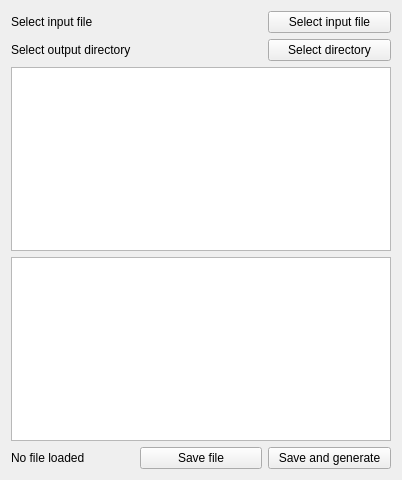
This is src/ui/XMLCommProtocolWidget.ui in mavlink/qgroundcontrol as Qt 5 draws it before an edit. The edited form follows.
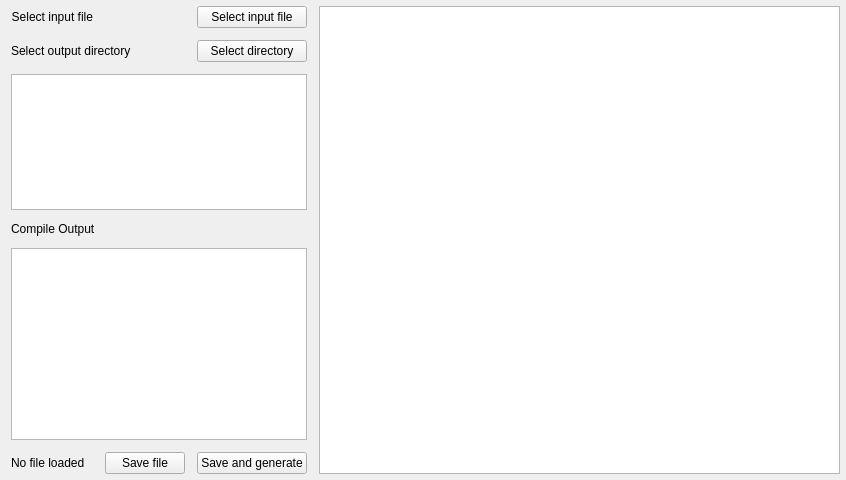
This is the edited form. Icons and pictures are not drawn.

Commit message: Added support for MAVLink XML inclusion, added support for multiple Autopilots, improved protocol generation

Patch:
```diff
--- a/src/ui/XMLCommProtocolWidget.ui
+++ b/src/ui/XMLCommProtocolWidget.ui
@@ -6,22 +6,43 @@
    <rect>
     <x>0</x>
     <y>0</y>
-    <width>402</width>
+    <width>846</width>
     <height>480</height>
    </rect>
   </property>
   <property name="windowTitle">
    <string>Form</string>
   </property>
-  <layout class="QGridLayout" name="gridLayout">
-   <item row="0" column="0" colspan="2">
+  <layout class="QGridLayout" name="gridLayout" rowstretch="0,0,10,0,0,0" columnstretch="1,1,1,10">
+   <property name="topMargin">
+    <number>6</number>
+   </property>
+   <property name="rightMargin">
+    <number>6</number>
+   </property>
+   <property name="bottomMargin">
+    <number>6</number>
+   </property>
+   <property name="spacing">
+    <number>12</number>
+   </property>
+   <item row="0" column="0">
     <widget class="QLabel" name="fileNameLabel">
+     <property name="maximumSize">
+      <size>
+       <width>300</width>
+       <height>16777215</height>
+      </size>
+     </property>
      <property name="text">
       <string>Select input file</string>
      </property>
      <property name="scaledContents">
       <bool>true</bool>
      </property>
+     <property name="alignment">
+      <set>Qt::AlignRight|Qt::AlignTrailing|Qt::AlignVCenter</set>
+     </property>
     </widget>
    </item>
    <item row="0" column="2">
@@ -35,8 +56,21 @@
      </property>
     </widget>
    </item>
+   <item row="0" column="3" rowspan="6">
+    <widget class="QTextEdit" name="xmlTextView">
+     <property name="readOnly">
+      <bool>false</bool>
+     </property>
+    </widget>
+   </item>
    <item row="1" column="0" colspan="2">
     <widget class="QLabel" name="outputDirNameLabel">
+     <property name="maximumSize">
+      <size>
+       <width>400</width>
+       <height>16777215</height>
+      </size>
+     </property>
      <property name="text">
       <string>Select output directory</string>
      </property>
@@ -59,28 +93,31 @@
    <item row="2" column="0" colspan="3">
     <widget class="QTreeView" name="xmlTreeView"/>
    </item>
-   <item row="3" column="0" colspan="3">
-    <widget class="QTextEdit" name="xmlTextView">
-     <property name="readOnly">
-      <bool>false</bool>
+   <item row="3" column="0" colspan="2">
+    <widget class="QLabel" name="label">
+     <property name="text">
+      <string>Compile Output</string>
      </property>
     </widget>
    </item>
-   <item row="4" column="0">
+   <item row="4" column="0" colspan="3">
+    <widget class="QPlainTextEdit" name="compileLog"/>
+   </item>
+   <item row="5" column="0">
     <widget class="QLabel" name="validXMLLabel">
      <property name="text">
       <string>No file loaded</string>
      </property>
     </widget>
    </item>
-   <item row="4" column="1">
+   <item row="5" column="1">
     <widget class="QPushButton" name="saveButton">
      <property name="text">
       <string>Save file</string>
      </property>
     </widget>
    </item>
-   <item row="4" column="2">
+   <item row="5" column="2">
     <widget class="QPushButton" name="generateButton">
      <property name="text">
       <string>Save and generate</string>
```
The commit also changes 22 other files.
